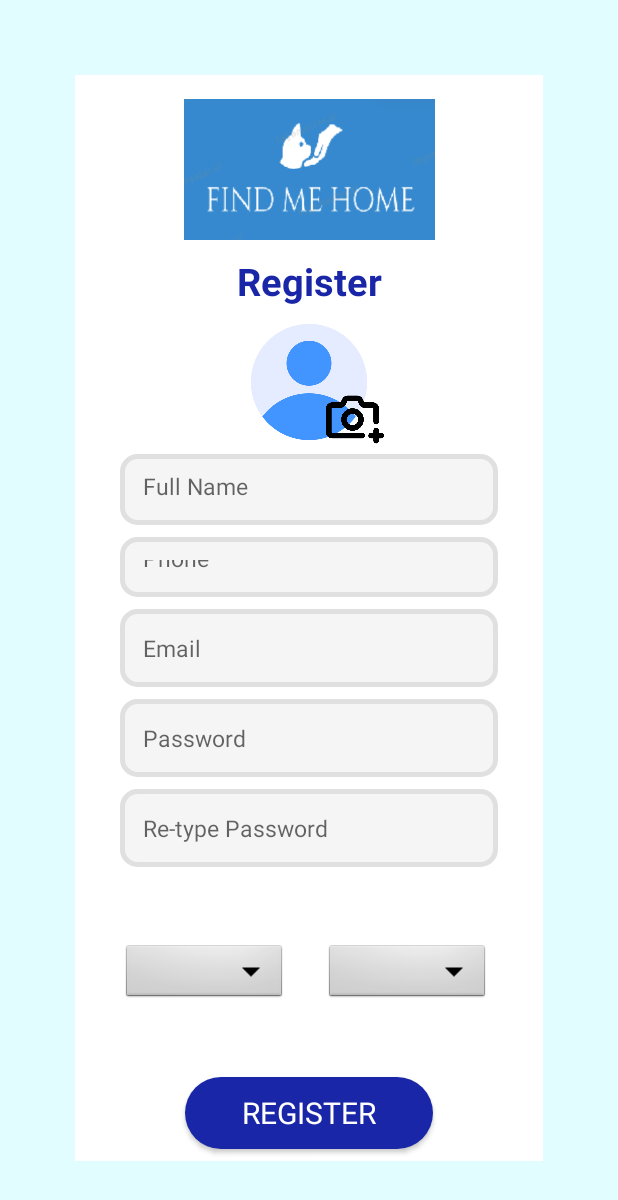
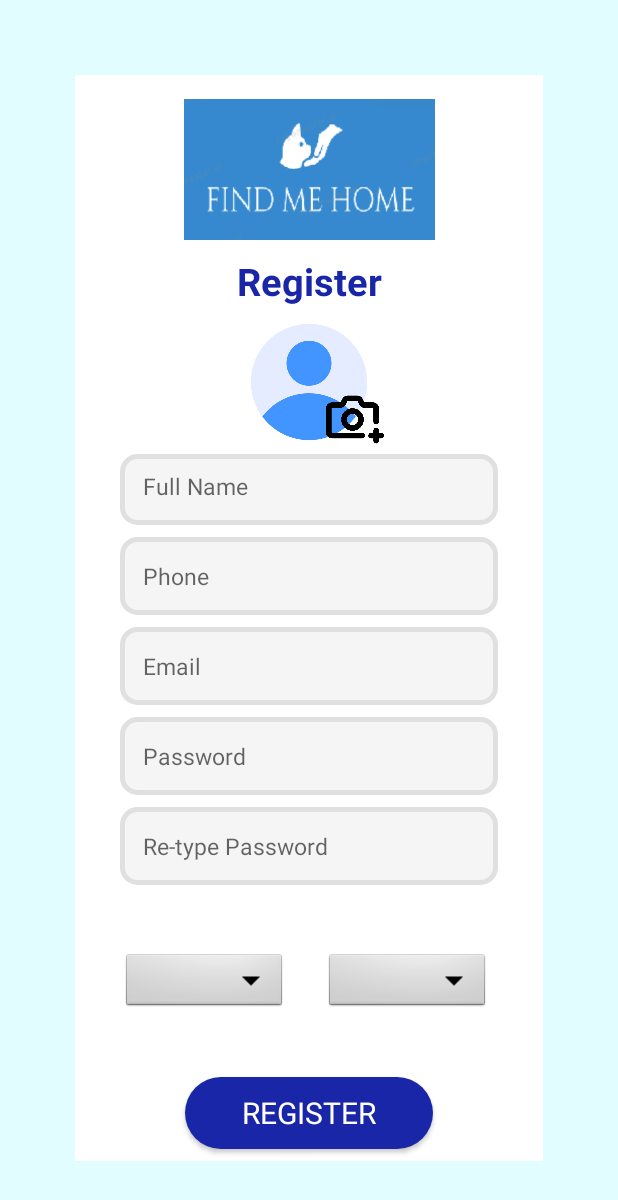
Before and after one commit to kelysot/FindMeHomeApp, an Android app: the fragment RegisterFragment shown on its own in the app's theme, on a phone screen of 412 x 824 dp. Shown: the top 1200 px of the screen. Run offline under Robolectric (Android 15) with nearby library versions, the light colour scheme and no system bars.

Commit message:
fix phone te

```diff
--- a/app/src/main/res/layout/fragment_register.xml
+++ b/app/src/main/res/layout/fragment_register.xml
@@ -83,7 +83,7 @@
     <EditText
         android:id="@+id/register_phone_number"
         android:layout_width="match_parent"
-        android:layout_height="40dp"
+        android:layout_height="0dp"
         android:layout_marginStart="80dp"
         android:layout_marginTop="8dp"
         android:layout_marginEnd="80dp"
```
